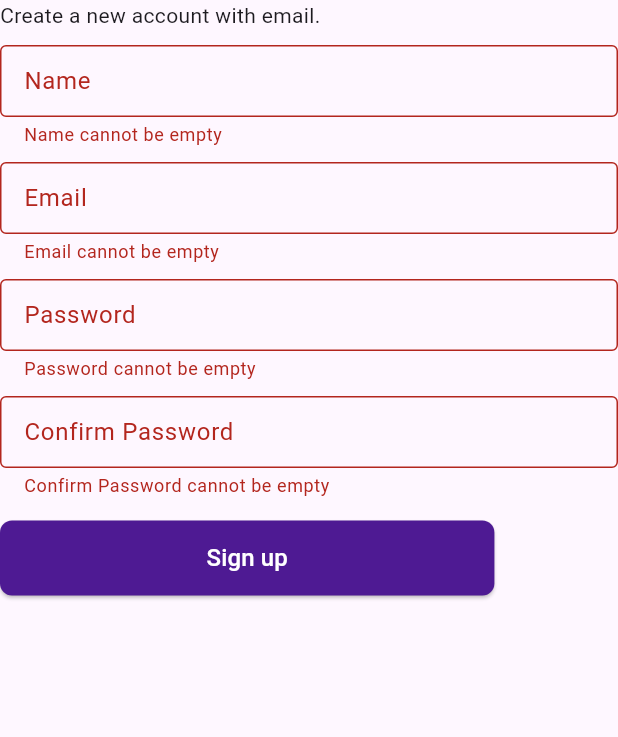
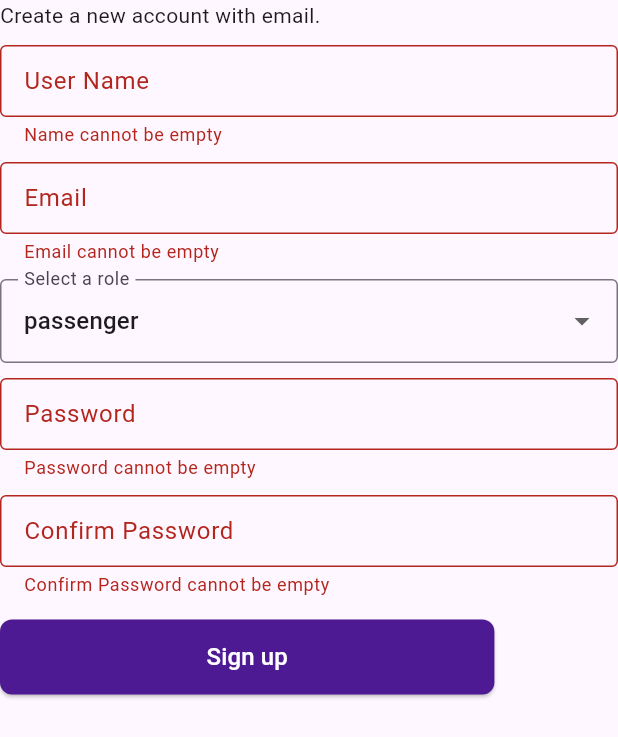
Before and after one commit to ShashiniRathnayaka/ticket_tap, a Flutter app: the SignUp screen opened directly, after a tap on "Sign up", on a phone screen of 412 x 824 dp. Shown: the top 737 px of the screen. Run offline on Flutter 3.47's test engine with Material 3 defaults, Android fonts, the phone set to English and light mode, and no system bars; our stand-ins replace dio, flutter_secure_storage, shared_preferences; accounts and stored records are empty.

```diff
--- /dev/null
+++ b/lib/api/sign_up_api.dart
@@ -0,0 +1,52 @@
+import 'dart:convert';
+
+import 'package:dio/dio.dart';
+import 'package:ticket_tap/api/saveto_storage.dart';
+import 'package:ticket_tap/constants/api_constants.dart';
+
+Future<dynamic> signUp(String name, String email, String password, String role,) async {
+  final dio = Dio();
+
+  try {
+    final response = await dio.post(
+      'http://192.168.8.117:5000/auth/signup', // Replace with your endpoint
+      data: jsonEncode({
+        'name': name,
+        'email': email,
+        'password': password,
+        'role': role,
+      }),
+      options: Options(
+        headers: {
+          'Content-Type': 'application/json',
+        },
+      ),
+    );
+
+    if (response.statusCode == 200 || response.statusCode == 201) {
+      print('User Created successfully: ${response.data}');
+      saveTokens(response.data['accessToken'], response.data['refreshToken']);
+      saveUserDetails(
+        response.data['user']['id'],
+        response.data['user']['name'],
+        response.data['user']['email'],
+        response.data['user']['role'],
+      );
+      return response.data;
+    } else if (response.statusCode == 409) {
+      final data = response.data;
+      print("Conflict: ${data['message']}"); // This will be 'Email is already registered'
+      return data['message'];
+    }else {
+      print('Failed create user: ${response.statusCode}');
+    }
+  } catch (e) {
+    if (e is DioException) {
+    print('Dio error: ${e.response?.statusCode} ${e.response?.data}');
+    return e.response?.data?['message'] ?? 'An unexpected error occurred';
+  } else {
+    print('Error creating user: $e');
+    return 'An unexpected error occurred';
+  }
+  }
+}
--- /dev/null
+++ b/lib/constants/api_constants.dart
@@ -0,0 +1,3 @@
+const baseUrl  = 'http://192.168.8.117:5000';
+
+const signUpUrl = '$baseUrl/auth/signup';
--- a/lib/main.dart
+++ b/lib/main.dart
@@ -1,5 +1,5 @@
 import 'package:flutter/material.dart';
-import 'package:ticket_tap/views/welcome_screen.dart';
+import 'package:ticket_tap/views/splash_screen.dart';
 
 void main() {
   runApp(const MyApp());
@@ -11,7 +11,7 @@ class MyApp extends StatelessWidget {
   @override
   Widget build(BuildContext context) {
     return MaterialApp(
-      home: const WelcomeScreen(),
+      home: const SplashScreen(),
     );
   }
 }
--- a/lib/views/sign_in.dart
+++ b/lib/views/sign_in.dart
@@ -72,7 +72,6 @@ class _SignInState extends State<SignIn> {
                         child: TabBarView(
                           children: [
                             buildSignInTab(),
-                            // buildSignUpTab(), // Placeholder for Sign Up
                             SignUp()
                           ],
                         ),
--- a/lib/views/sign_up.dart
+++ b/lib/views/sign_up.dart
@@ -1,5 +1,8 @@
 import 'package:flutter/material.dart';
+import 'package:ticket_tap/api/sign_up_api.dart';
 import 'package:ticket_tap/themes/AppColors.dart';
+import 'package:ticket_tap/views/driver%20screens/d_homeScreen.dart';
+import 'package:ticket_tap/views/passenger%20screens/p_homeScreen.dart';
 
 class SignUp extends StatefulWidget {
   const SignUp({super.key});
@@ -9,16 +12,21 @@ class SignUp extends StatefulWidget {
 }
 
 class _SignUpState extends State<SignUp> {
-  @override
-  Widget build(BuildContext context) {
-    double screenWidth = MediaQuery.of(context).size.width;
+  String? selectedRole = 'passenger';
     final formKey = GlobalKey<FormState>();
     final TextEditingController emailController = TextEditingController();
     final TextEditingController nameController = TextEditingController();
     final TextEditingController passwordController = TextEditingController();
     final TextEditingController confirmPasswordController = TextEditingController();
 
-    return SingleChildScrollView(
+  @override
+  Widget build(BuildContext context) {
+    double screenWidth = MediaQuery.of(context).size.width;
+
+    return Scaffold(
+      resizeToAvoidBottomInset: true,
+      body: SafeArea(
+        child: SingleChildScrollView(
           child: Form(
             key: formKey,
             child: Padding(
@@ -34,7 +42,7 @@ class _SignUpState extends State<SignUp> {
                     child: TextFormField(
                       controller: nameController,
                       decoration: InputDecoration(
-                    labelText: 'Name',
+                        labelText: 'User Name',
                         border: OutlineInputBorder(),
                         contentPadding: EdgeInsets.all(12),
                       ),
@@ -66,6 +74,30 @@ class _SignUpState extends State<SignUp> {
                           return 'Enter a valid email';
                         }
                         return null;
+                      },
+                    ),
+                  ),
+
+                  Padding(
+                    padding: const EdgeInsets.symmetric(vertical: 5.0),
+                    child: DropdownButtonFormField<String>(
+                      decoration: InputDecoration(
+                        labelText: 'Select a role',
+                        border: OutlineInputBorder(),
+                        // contentPadding: EdgeInsets.symmetric(horizontal: 10, vertical: 15),
+                      ),
+                      items: ['driver', 'passenger'].map((String role) {
+                        return DropdownMenuItem<String>(
+                          value: role,
+                          child: Text(role),
+                        );
+                      }).toList(),
+                      value: selectedRole,
+                      onChanged: (value) {
+                        // Handle selection
+                        setState(() {
+                          selectedRole = value;
+                        });
                       },
                     ),
                   ),
@@ -136,12 +168,54 @@ class _SignUpState extends State<SignUp> {
                         borderRadius: BorderRadius.circular(8),
                       ),
                     ),
-                onPressed: () {
+                    onPressed: () async {
                       if (formKey.currentState!.validate()) {
-                    // All validations passed
                         print('Name: ${nameController.text}');
                         print('Email: ${emailController.text}');
                         print('Password: ${passwordController.text}');
+                        print('Selected Role: $selectedRole');
+
+                        try {
+                          final result = await signUp(
+                            nameController.text,
+                            emailController.text,
+                            passwordController.text,
+                            selectedRole!,
+                          );
+
+                          if (result is Map && result['user'] != null) {
+                            print('Sign-up successful!');
+                            print('role: ${result['user']['role']}');
+
+                            if (result['user']['role'] == 'driver') {
+                              Navigator.push(
+                                context,
+                                MaterialPageRoute(builder: (context) => const DHomescreen()),
+                              );
+                            } else if (result['user']['role'] == 'passenger') {
+                              Navigator.push(
+                                context,
+                                MaterialPageRoute(builder: (context) => const PHomescreen()),
+                              );
+                            }
+                          } else if (result is String) {
+                            // It's an error message from backend (e.g., 409)
+                            print('Sign-up failed: $result');
+                            ScaffoldMessenger.of(context).showSnackBar(
+                              SnackBar(content: Text(result)),
+                            );
+                          } else {
+                            print('Sign-up failed: Unknown error');
+                            ScaffoldMessenger.of(context).showSnackBar(
+                              const SnackBar(content: Text('Something went wrong during sign-up')),
+                            );
+                          }
+                        } catch (e) {
+                          print('Sign-up failed: $e');
+                          ScaffoldMessenger.of(context).showSnackBar(
+                            SnackBar(content: Text('Sign-up failed: $e')),
+                          );
+                        }
                       }
                     },
                     child: Text('Sign up', style: TextStyle(fontSize: 16)),
@@ -150,6 +224,8 @@ class _SignUpState extends State<SignUp> {
               ),
             ),
           ),
+        ),
+      ),
     );
   }
 }
--- a/pubspec.yaml
+++ b/pubspec.yaml
@@ -34,6 +34,9 @@ dependencies:
   # The following adds the Cupertino Icons font to your application.
   # Use with the CupertinoIcons class for iOS style icons.
   cupertino_icons: ^1.0.8
+  dio: ^5.8.0+1
+  flutter_secure_storage: ^9.2.4
+  shared_preferences: ^2.5.3
 
 dev_dependencies:
   flutter_test:
```
Also changed, not shown: lib/api/saveto_storage.dart (added, +60 -0 lines), lib/views/driver screens/d_homeScreen.dart (added, +15 -0 lines), lib/views/passenger screens/p_homeScreen.dart (added, +15 -0 lines), lib/views/splash_screen.dart (+18 -3 lines), lib/models/user_model.dart (added), pubspec.lock, 6 other files. Lines whose indentation alone changed are shown as unchanged.
